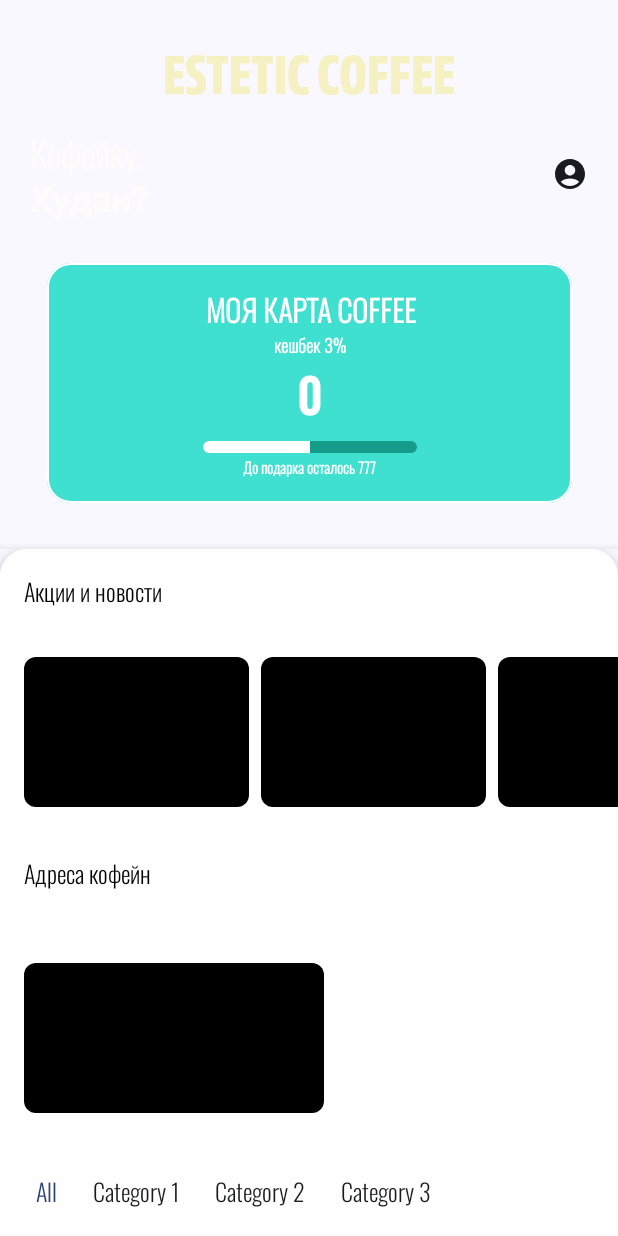
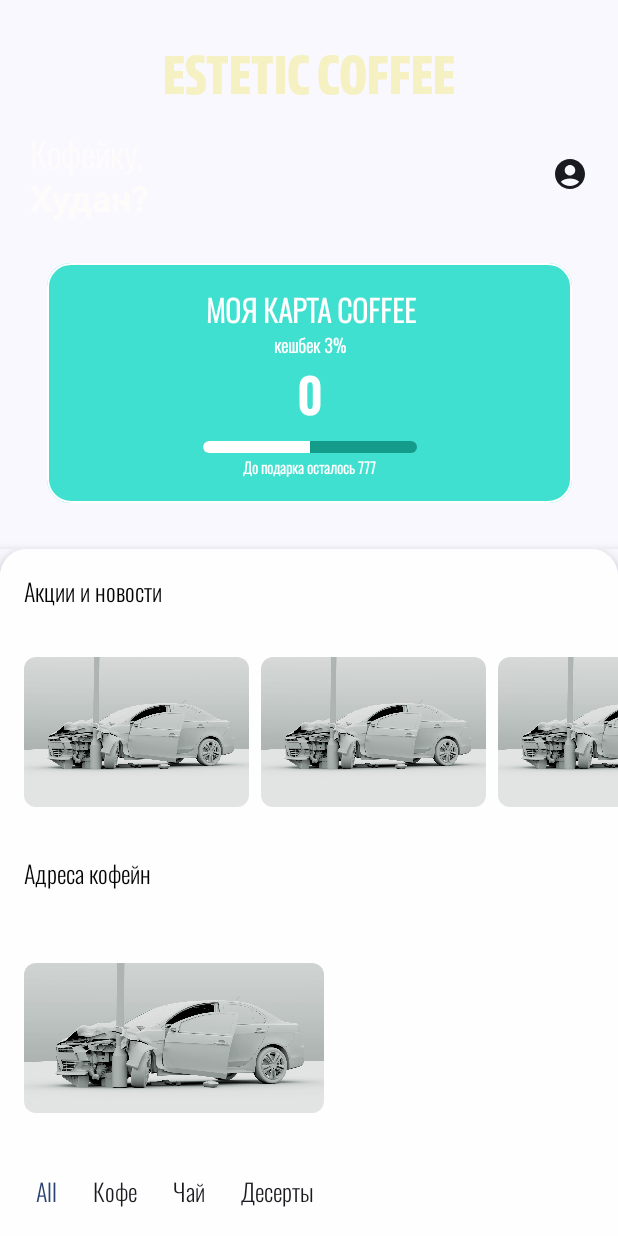
Before and after one commit to treezyyy/CoffeShop, an Android app built with Jetpack Compose: the MainActivity screen opened directly, with no data from a screen before it, on a phone screen of 412 x 824 dp. Run offline under Robolectric (Android 15) with nearby library versions, the phone set to English and light mode, and no system bars; 2 statements that could not run were skipped.

Commit message:
картинки, изменённые карточки

```diff
--- a/app/build.gradle.kts
+++ b/app/build.gradle.kts
@@ -58,6 +58,7 @@ dependencies {
     implementation("androidx.compose.ui:ui-graphics")
     implementation("androidx.compose.ui:ui-tooling-preview")
     implementation("androidx.compose.material3:material3")
+    implementation ("io.coil-kt:coil-compose:1.4.0")
 
     implementation ("androidx.compose.foundation:foundation:1.6.7")
     implementation ("androidx.compose.material:material:1.6.7")
--- a/app/src/main/java/com/example/coffeshop/MainActivity.kt
+++ b/app/src/main/java/com/example/coffeshop/MainActivity.kt
@@ -7,6 +7,8 @@ import androidx.activity.ComponentActivity
 import androidx.activity.compose.setContent
 import androidx.compose.animation.core.animateFloatAsState
 import androidx.compose.foundation.BorderStroke
+import androidx.compose.foundation.ExperimentalFoundationApi
+import androidx.compose.foundation.Image
 import androidx.compose.foundation.background
 import androidx.compose.foundation.border
 import androidx.compose.foundation.clickable
@@ -30,6 +32,9 @@ import com.example.coffeshop.ui.theme.LogoColor
 import androidx.compose.foundation.layout.*
 import androidx.compose.foundation.lazy.LazyColumn
 import androidx.compose.foundation.lazy.LazyRow
+import androidx.compose.foundation.lazy.grid.GridCells
+import androidx.compose.foundation.lazy.grid.LazyVerticalGrid
+import androidx.compose.foundation.lazy.grid.items
 import androidx.compose.foundation.lazy.items
 import androidx.compose.foundation.lazy.itemsIndexed
 import androidx.compose.foundation.shape.RoundedCornerShape
@@ -41,8 +46,10 @@ import androidx.compose.ui.draw.alpha
 import androidx.compose.ui.draw.clip
 import androidx.compose.ui.graphics.TransformOrigin
 import androidx.compose.ui.graphics.graphicsLayer
+import androidx.compose.ui.layout.ContentScale
 import androidx.compose.ui.platform.LocalConfiguration
 import androidx.compose.ui.platform.LocalContext
+import androidx.compose.ui.res.painterResource
 import androidx.compose.ui.text.font.FontWeight
 import androidx.compose.ui.text.style.TextAlign
 import com.example.coffeshop.ui.theme.BrownColor
@@ -114,54 +121,51 @@ fun MainScreen() {
 
     BottomSheetScaffold(
         scaffoldState = sheetState,
-        sheetContent = {Box(
+        sheetContent = {
+            Box(
                 modifier = Modifier
                     .fillMaxWidth()
-                .heightIn(min = 0.dp, LocalConfiguration.current.screenHeightDp.dp-12.dp)
-                .background(Color.Transparent) // Устанавливаем прозрачный фон для основного Box
+                    .heightIn(min = 0.dp, LocalConfiguration.current.screenHeightDp.dp - 12.dp)
+                    .background(Color.Transparent)
             ) {
-
                 Card(
                     shape = RoundedCornerShape(topStart = 18.dp, topEnd = 18.dp),
-                backgroundColor = MaterialTheme.colorScheme.background, // Задаем белый цвет фона для Card
+                    backgroundColor = MaterialTheme.colorScheme.background,
                     elevation = 8.dp,
                     modifier = Modifier
                         .fillMaxWidth()
                         .heightIn(min = 0.dp, LocalConfiguration.current.screenHeightDp.dp - 12.dp)
-                    .align(Alignment.TopCenter) // Центрируем Card внутри Box
+                        .align(Alignment.TopCenter)
                         .background(color = MaterialTheme.colorScheme.background)
                 ) {
                     Column(
                         modifier = Modifier
                             .fillMaxSize()
-                        .background(Color(0xFFFEFEFE)) // Цвет фона для содержимого
-                        .clip(
-                            RoundedCornerShape(
-                                topStart = 16.dp,
-                                topEnd = 16.dp
-                            )
-                        ) // Закругление углов для содержимого
+                            .background(Color(0xFFFEFEFE))
+                            .clip(RoundedCornerShape(topStart = 16.dp, topEnd = 16.dp))
                     ) {
                         Text(
                             text = "Акции и новости",
                             modifier = Modifier
-                            .padding(16.dp) // Отступ для заголовка
+                                .padding(16.dp)
                                 .align(Alignment.Start),
-                        style = MaterialTheme.typography.bodyLarge, // Выбор стиля для заголовка
-                        color = Color.Black // Убедитесь, что текст видим
+                            style = MaterialTheme.typography.bodyLarge,
+                            color = Color.Black
                         )
                         Spacer(modifier = Modifier.height(16.dp))
 
-                    // Карусель с элементами
                         LazyRow(
                             contentPadding = PaddingValues(horizontal = 16.dp),
                             horizontalArrangement = Arrangement.spacedBy(8.dp)
                         ) {
                             items(5) { index ->
-                            Box(
+                                Image(
+                                    painter = painterResource(id = R.drawable.image1), // Укажите свои изображения
+                                    contentDescription = "Promo Image $index",
+                                    contentScale = ContentScale.Crop,
                                     modifier = Modifier
                                         .size(150.dp, 100.dp)
-                                    .background(Color.Black, RoundedCornerShape(8.dp))
+                                        .clip(RoundedCornerShape(8.dp))
                                 )
                             }
                         }
@@ -179,13 +183,15 @@ fun MainScreen() {
 
                         Spacer(modifier = Modifier.height(16.dp))
 
-                    // Прямоугольник для Google Maps
                         val context = LocalContext.current
-                    Box(
+                        Image(
+                            painter = painterResource(id = R.drawable.image1), // Укажите своё изображение
+                            contentDescription = "Coffee Shop Location",
+                            contentScale = ContentScale.Crop,
                             modifier = Modifier
                                 .padding(16.dp)
                                 .size(200.dp, 100.dp)
-                            .background(Color.Black, RoundedCornerShape(8.dp))
+                                .clip(RoundedCornerShape(8.dp))
                                 .clickable {
                                     val intent = Intent(
                                         Intent.ACTION_VIEW,
@@ -197,27 +203,25 @@ fun MainScreen() {
 
                         Spacer(modifier = Modifier.height(16.dp))
 
-
-                    val productCategories = listOf("All", "Category 1", "Category 2", "Category 3")
+                        val productCategories = listOf("All", "Кофе", "Чай", "Десерты")
                         var selectedCategory by remember { mutableStateOf(productCategories.first()) }
                         val products = mapOf(
                             "Category 1" to listOf(
-                            Product("Product 1-1", "Description 1-1"),
-                            Product("Product 1-2", "Description 1-2")
+                                Pair(Product("Product 1-1", "Description 1-1"), R.drawable.image1),
+                                Pair(Product("Product 1-2", "Description 1-2"), R.drawable.image1)
                             ),
                             "Category 2" to listOf(
-                            Product("Product 2-1", "Description 2-1"),
-                            Product("Product 2-2", "Description 2-2")
+                                Pair(Product("Product 2-1", "Description 2-1"), R.drawable.image1),
+                                Pair(Product("Product 2-2", "Description 2-2"), R.drawable.image1)
                             ),
                             "Category 3" to listOf(
-                            Product("Product 3-1", "Description 3-1"),
-                            Product("Product 3-2", "Description 3-2")
+                                Pair(Product("Product 3-1", "Description 3-1"), R.drawable.image1),
+                                Pair(Product("Product 3-2", "Description 3-2"), R.drawable.image1)
                             )
                         )
-// Объединяем все продукты в один список для категории "All"
                         val allProducts = products.values.flatten()
+
                         Column {
-                        // Карусель для подзаголовков с товарами
                             LazyRow(
                                 contentPadding = PaddingValues(horizontal = 16.dp),
                                 horizontalArrangement = Arrangement.spacedBy(8.dp)
@@ -236,24 +240,15 @@ fun MainScreen() {
                                 }
                             }
 
-                        // Пространство между каруселью и карточками
                             Spacer(modifier = Modifier.height(16.dp))
 
-                        // Карточки с товарами
-                        LazyColumn(
-                            contentPadding = PaddingValues(horizontal = 16.dp, vertical = 8.dp),
-                            verticalArrangement = Arrangement.spacedBy(8.dp)
-                        ) {
                             val selectedProducts =
                                 if (selectedCategory == "All") allProducts else products[selectedCategory]
                                     ?: emptyList()
-                            items(selectedProducts) { product ->
-                                ProductItem(product)
-                            }
 
-                            // Отображение сообщения, если нет продуктов для выбранной категории
+                            ProductGrid(selectedProducts)
+
                             if (selectedProducts.isEmpty()) {
-                                item {
                                 Text(
                                     text = "No products available for this category",
                                     modifier = Modifier
@@ -265,19 +260,15 @@ fun MainScreen() {
                             }
                         }
                     }
-                        //ProductList()
-                    }
-                }
                 }
             }
         },
-
         sheetPeekHeight = 458.dp,
         content = {
             Box(
                 modifier = Modifier
                     .fillMaxSize()
-                    .background(MaterialTheme.colorScheme.background) // Цвет фона для основного контента
+                    .background(MaterialTheme.colorScheme.background)
             ) {
                 Column(
                     modifier = Modifier
@@ -301,19 +292,19 @@ fun MainScreen() {
                         Column(
                             modifier = Modifier
                                 .padding(start = 20.dp)
-                                .weight(1f) // Отступ справа
+                                .weight(1f)
                         ) {
                             Text(
                                 text = "Кофейку,",
-                                color = BrownColor, // Цвет текста
-                                fontSize = 24.sp, // Размер текста
+                                color = BrownColor,
+                                fontSize = 24.sp,
                                 style = MaterialTheme.typography.bodyLarge,
                             )
-                            Spacer(modifier = Modifier.height(0.dp)) // Adjust this value to control the spacing
+                            Spacer(modifier = Modifier.height(0.dp))
                             Text(
-                                text = "Худан?", // Текст с именем
-                                color = BrownColor, // Цвет текста
-                                fontSize = 24.sp, // Размер текста
+                                text = "Худан?",
+                                color = BrownColor,
+                                fontSize = 24.sp,
                                 style = MaterialTheme.typography.displayLarge,
                             )
                         }
@@ -327,7 +318,7 @@ fun MainScreen() {
                             },
                             modifier = Modifier
                                 .size(48.dp)
-                                .padding(end = 16.dp) // Размер кружка
+                                .padding(end = 16.dp)
                         ) {
                             Icon(
                                 imageVector = Icons.Default.AccountCircle,
@@ -335,7 +326,7 @@ fun MainScreen() {
                             )
                         }
                     }
-                    Spacer(modifier = Modifier.height(20.dp)) // Добавляем пустое пространство ниже карточки
+                    Spacer(modifier = Modifier.height(20.dp))
                     Box(
                         modifier = Modifier
                             .padding(8.dp)
@@ -346,7 +337,7 @@ fun MainScreen() {
                                 transformOrigin = TransformOrigin.Center
                             }
                             .clickable { isFlipped = !isFlipped }
-                            .align(Alignment.CenterHorizontally) // Добавляем выравнивание по центру вертикально
+                            .align(Alignment.CenterHorizontally)
                     ) {
                         Box(
                             modifier = Modifier
@@ -442,17 +433,47 @@ data class Product(
 )
 
 @Composable
-fun ProductItem(product: Product) {
-    // Здесь определите, как будет выглядеть карточка товара
+fun ProductItem(product: Product, imageResId: Int) {
     Card(
-        modifier = Modifier.fillMaxWidth(),
+        modifier = Modifier
+            .fillMaxWidth()
+            .padding(8.dp),
         shape = RoundedCornerShape(8.dp),
-        elevation = 4.dp  // Исправлено: передача конкретного значения типа Dp
+        elevation = 4.dp
     ) {
-        Column(modifier = Modifier.padding(16.dp)) {
+        Column(
+            modifier = Modifier
+                .padding(16.dp)
+                .fillMaxWidth()
+        ) {
+            // Используем изображение продукта здесь
+            Image(
+                painter = painterResource(id = imageResId),
+                contentDescription = product.name,
+                contentScale = ContentScale.Crop, // Устанавливаем масштабирование изображения
+                modifier = Modifier
+                    .fillMaxWidth()
+                    .height(150.dp)
+            )
+            Spacer(modifier = Modifier.height(8.dp))
             Text(text = product.name, style = MaterialTheme.typography.headlineSmall)
+            Spacer(modifier = Modifier.height(4.dp))
             Text(text = product.description, style = MaterialTheme.typography.bodyMedium)
-            // Дополнительная информация о продукте
         }
     }
 }
+
+@OptIn(ExperimentalFoundationApi::class)
+@Composable
+fun ProductGrid(products: List<Pair<Product, Int>>) { // Изменено для приема пар (Product, Int)
+    LazyVerticalGrid(
+        columns = GridCells.Fixed(2),
+        contentPadding = PaddingValues(8.dp),
+        verticalArrangement = Arrangement.spacedBy(8.dp),
+        horizontalArrangement = Arrangement.spacedBy(8.dp)
+    ) {
+        items(products) { (product, imageResId) ->
+            ProductItem(product, imageResId)
+        }
+    }
+}
```
Also changed, not shown: app/src/main/res/drawable/image1.jpg (added). Lines whose indentation alone changed are shown as unchanged.
